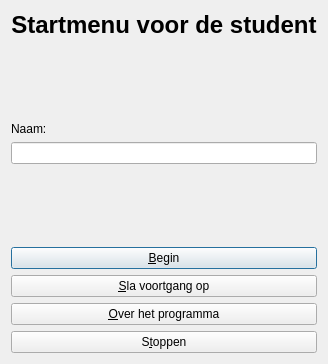
First picture: the form in Projects/ProjectBrainweaver/qtpvdbstudentmenudialog.ui, repository richelbilderbeek/ProjectRichelBilderbeek, before the edit.
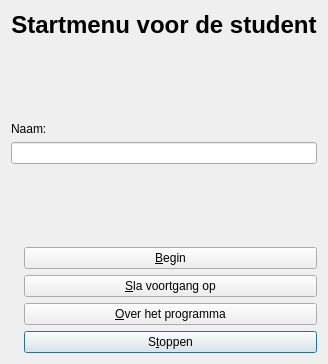
Second picture: the form after the edit. Icons and pictures are not drawn.

The edit to the form file:
```diff
--- a/Projects/ProjectBrainweaver/qtpvdbstudentmenudialog.ui
+++ b/Projects/ProjectBrainweaver/qtpvdbstudentmenudialog.ui
@@ -17,8 +17,140 @@
    <iconset resource="ProjectVanDenBogaart.qrc">
     <normaloff>:/images/PicArrow14x14.png</normaloff>:/images/PicArrow14x14.png</iconset>
   </property>
-  <layout class="QVBoxLayout" name="verticalLayout">
-   <item>
+  <layout class="QGridLayout" name="gridLayout">
+   <item row="8" column="1">
+    <widget class="QPushButton" name="button_quit">
+     <property name="text">
+      <string>S&amp;toppen</string>
+     </property>
+    </widget>
+   </item>
+   <item row="5" column="1">
+    <widget class="QPushButton" name="button_start">
+     <property name="text">
+      <string>&amp;Begin</string>
+     </property>
+    </widget>
+   </item>
+   <item row="7" column="1">
+    <widget class="QPushButton" name="button_about">
+     <property name="text">
+      <string>&amp;Over het programma</string>
+     </property>
+    </widget>
+   </item>
+   <item row="6" column="1">
+    <widget class="QPushButton" name="button_save">
+     <property name="text">
+      <string>&amp;Sla voortgang op</string>
+     </property>
+    </widget>
+   </item>
+   <item row="1" column="1">
+    <spacer name="verticalSpacer">
+     <property name="orientation">
+      <enum>Qt::Vertical</enum>
+     </property>
+     <property name="sizeHint" stdset="0">
+      <size>
+       <width>20</width>
+       <height>40</height>
+      </size>
+     </property>
+    </spacer>
+   </item>
+   <item row="4" column="1">
+    <spacer name="verticalSpacer_2">
+     <property name="orientation">
+      <enum>Qt::Vertical</enum>
+     </property>
+     <property name="sizeHint" stdset="0">
+      <size>
+       <width>20</width>
+       <height>40</height>
+      </size>
+     </property>
+    </spacer>
+   </item>
+   <item row="5" column="0">
+    <widget class="QLabel" name="label">
+     <property name="sizePolicy">
+      <sizepolicy hsizetype="Maximum" vsizetype="Preferred">
+       <horstretch>0</horstretch>
+       <verstretch>0</verstretch>
+      </sizepolicy>
+     </property>
+     <property name="text">
+      <string/>
+     </property>
+     <property name="pixmap">
+      <pixmap resource="Brainweaver.qrc">:/images/PicCreateAssessment.png</pixmap>
+     </property>
+    </widget>
+   </item>
+   <item row="6" column="0">
+    <widget class="QLabel" name="label_2">
+     <property name="sizePolicy">
+      <sizepolicy hsizetype="Maximum" vsizetype="Preferred">
+       <horstretch>0</horstretch>
+       <verstretch>0</verstretch>
+      </sizepolicy>
+     </property>
+     <property name="text">
+      <string/>
+     </property>
+     <property name="pixmap">
+      <pixmap resource="Brainweaver.qrc">:/images/PicSave.png</pixmap>
+     </property>
+    </widget>
+   </item>
+   <item row="7" column="0">
+    <widget class="QLabel" name="label_3">
+     <property name="sizePolicy">
+      <sizepolicy hsizetype="Maximum" vsizetype="Preferred">
+       <horstretch>0</horstretch>
+       <verstretch>0</verstretch>
+      </sizepolicy>
+     </property>
+     <property name="text">
+      <string/>
+     </property>
+     <property name="pixmap">
+      <pixmap resource="Brainweaver.qrc">:/images/PicAbout.png</pixmap>
+     </property>
+    </widget>
+   </item>
+   <item row="8" column="0">
+    <widget class="QLabel" name="label_4">
+     <property name="sizePolicy">
+      <sizepolicy hsizetype="Maximum" vsizetype="Preferred">
+       <horstretch>0</horstretch>
+       <verstretch>0</verstretch>
+      </sizepolicy>
+     </property>
+     <property name="text">
+      <string/>
+     </property>
+     <property name="pixmap">
+      <pixmap resource="Brainweaver.qrc">:/images/PicQuit.png</pixmap>
+     </property>
+    </widget>
+   </item>
+   <item row="3" column="0" colspan="2">
+    <widget class="QLineEdit" name="edit_name">
+     <property name="text">
+      <string/>
+     </property>
+    </widget>
+   </item>
+   <item row="2" column="0" colspan="2">
+    <widget class="QLabel" name="label_name">
+     <property name="text">
+      <string>Naam:</string>
+     </property>
+    </widget>
+   </item>
+   <item row="0" column="0" colspan="2">
     <widget class="QLabel" name="title">
      <property name="font">
       <font>
@@ -35,74 +167,6 @@
      </property>
     </widget>
    </item>
-   <item>
-    <spacer name="verticalSpacer">
-     <property name="orientation">
-      <enum>Qt::Vertical</enum>
-     </property>
-     <property name="sizeHint" stdset="0">
-      <size>
-       <width>20</width>
-       <height>40</height>
-      </size>
-     </property>
-    </spacer>
-   </item>
-   <item>
-    <widget class="QLabel" name="label_name">
-     <property name="text">
-      <string>Naam:</string>
-     </property>
-    </widget>
-   </item>
-   <item>
-    <widget class="QLineEdit" name="edit_name">
-     <property name="text">
-      <string/>
-     </property>
-    </widget>
-   </item>
-   <item>
-    <spacer name="verticalSpacer_2">
-     <property name="orientation">
-      <enum>Qt::Vertical</enum>
-     </property>
-     <property name="sizeHint" stdset="0">
-      <size>
-       <width>20</width>
-       <height>40</height>
-      </size>
-     </property>
-    </spacer>
-   </item>
-   <item>
-    <widget class="QPushButton" name="button_start">
-     <property name="text">
-      <string>&amp;Begin</string>
-     </property>
-    </widget>
-   </item>
-   <item>
-    <widget class="QPushButton" name="button_save">
-     <property name="text">
-      <string>&amp;Sla voortgang op</string>
-     </property>
-    </widget>
-   </item>
-   <item>
-    <widget class="QPushButton" name="button_about">
-     <property name="text">
-      <string>&amp;Over het programma</string>
-     </property>
-    </widget>
-   </item>
-   <item>
-    <widget class="QPushButton" name="button_quit">
-     <property name="text">
-      <string>S&amp;toppen</string>
-     </property>
-    </widget>
-   </item>
   </layout>
  </widget>
  <resources>
```
Left out of the diff: 11 changed lines with no effect on the pictures.
